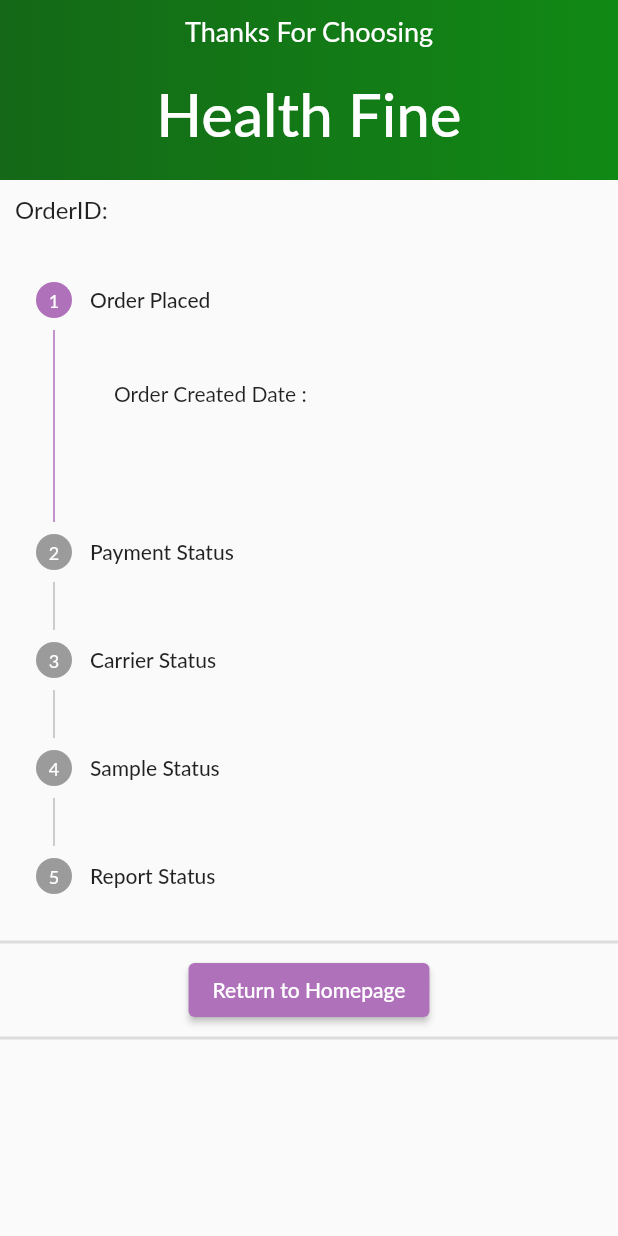
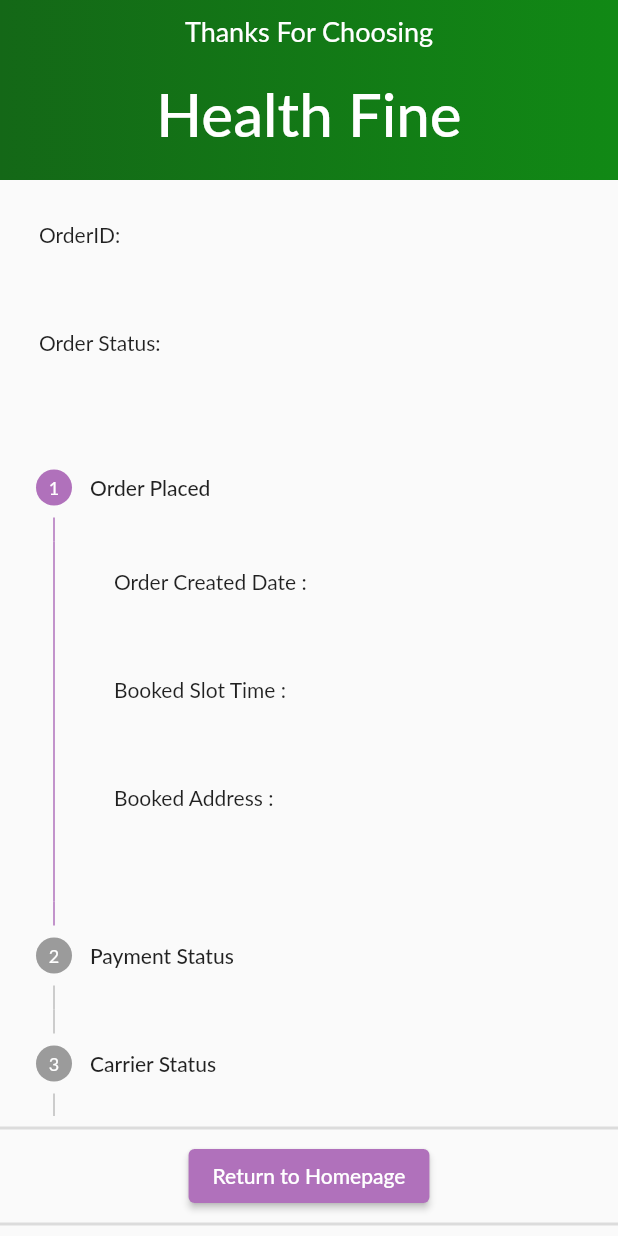
Before and after one commit to vineeth862/SampleApplication, a Flutter app: the OrderTrackingScreen screen opened directly with empty values, on a phone screen of 412 x 824 dp. Run offline on Flutter 3.47's test engine with Material 2 defaults, Android fonts, the phone set to English and light mode, and no system bars; our stand-ins replace carousel_indicator, carousel_slider, cloud_firestore, firebase_auth, firebase_core, flutter_native_splash and 7 more; missing offline and left inert: countries_flag; accounts and stored records are empty; Roboto replaces fonts that are missing (Lato).

Commit message:
work in progress

```diff
--- a/lib/src/screens/Home/models/order/order.dart
+++ b/lib/src/screens/Home/models/order/order.dart
@@ -1,6 +1,7 @@
 // import 'package:sample_application/src/screens/Home/models/order/payment.dart';
 
 import 'package:json_annotation/json_annotation.dart';
+import 'package:sample_application/src/screens/Home/models/order/payment.dart';
 import 'package:sample_application/src/screens/Home/models/user/user.dart';
 
 import 'booked.dart';
@@ -22,7 +23,7 @@ class Order {
   List<Test>? tests;
   Booked? booked;
   String? specificInstruction;
-  // Payment? payment;
+  Payment? payment;
   String? address;
 
   Order({
@@ -33,7 +34,7 @@ class Order {
     this.createdDate,
     this.orderNumber,
     this.patient,
-    // this.payment,
+    this.payment,
     this.self,
     this.specificInstruction,
     this.statusCode,
--- a/lib/src/screens/Home/order_tracker/orderTracker_progress.dart
+++ b/lib/src/screens/Home/order_tracker/orderTracker_progress.dart
@@ -1,5 +1,4 @@
 import "package:flutter/material.dart";
-import 'package:loading_indicator/loading_indicator.dart';
 import 'package:provider/provider.dart';
 import 'package:sample_application/src/global_service/global_service.dart';
 import 'package:sample_application/src/screens/Home/home.dart';
@@ -96,13 +95,22 @@ class _OrderTrackingScreenState extends State<OrderTrackingScreen> {
             ),
             Padding(
               padding: const EdgeInsets.all(10.0),
-              child: Text(
-                "OrderID: " + widget.order!.orderNumber.toString(),
-                style: Theme.of(context).textTheme.titleLarge,
+              child: Column(
+                children: [
+                  ListTile(
+                    title: Text("OrderID: "),
+                    subtitle: Text(order!.orderNumber.toString()),
+                  ),
+                  ListTile(
+                    title: Text("Order Status: "),
+                    subtitle: Text(order!.statusLabel.toString()),
+                  )
+                ],
               ),
             ),
             SizedBox(height: 5),
-            Stepper(
+            Expanded(
+              child: Stepper(
                 controlsBuilder: (context, controller) {
                   return const SizedBox.shrink();
                 },
@@ -126,6 +134,14 @@ class _OrderTrackingScreenState extends State<OrderTrackingScreen> {
                           ListTile(
                             title: Text("Order Created Date :"),
                             subtitle: Text(order!.createdDate.toString()),
+                          ),
+                          ListTile(
+                            title: Text("Booked Slot Time :"),
+                            subtitle: Text(order!.booked!.slot.toString()),
+                          ),
+                          ListTile(
+                            title: Text("Booked Address :"),
+                            subtitle: Text(order!.address.toString()),
                           )
                         ],
                       ),
@@ -138,13 +154,21 @@ class _OrderTrackingScreenState extends State<OrderTrackingScreen> {
                       alignment: Alignment.centerLeft,
                       child: Column(
                         children: [
+                          // ListTile(
+                          //   title: Text("Transaction Status:"),
+                          //   subtitle: Text(order!.statusLabel.toString()),
+                          // ),
                           ListTile(
-                          title: Text("carrier Name:"),
-                          subtitle: Text(order!.createdDate.toString()),
+                            title: Text("Total Amount:"),
+                            subtitle: Text(order!.totalPrice.toString()),
                           ),
                           ListTile(
-                          title: Text("contact Carrier:"),
-                          subtitle: Text(order!.createdDate.toString()),
+                            title: Text("Transaction Time:"),
+                            subtitle: Text("need To update"),
+                          ),
+                          ListTile(
+                            title: Text("Transaction Id:"),
+                            subtitle: Text("need to update"),
                           )
                         ],
                       ),
@@ -157,9 +181,17 @@ class _OrderTrackingScreenState extends State<OrderTrackingScreen> {
                       alignment: Alignment.centerLeft,
                       child: Column(
                         children: [
+                          // ListTile(
+                          //   title: Text("Carrier Status:"),
+                          //   subtitle: Text(order!.statusLabel.toString()),
+                          // ),
                           ListTile(
-                          title: Text("sample name:"),
-                          subtitle: Text(order!.createdDate.toString()),
+                            title: Text("Carrier Name:"),
+                            subtitle: Text(order!.carrierName.toString()),
+                          ),
+                          ListTile(
+                            title: Text("Carrier mob:"),
+                            subtitle: Text(order!.carrierCode.toString()),
                           )
                         ],
                       ),
@@ -172,12 +204,12 @@ class _OrderTrackingScreenState extends State<OrderTrackingScreen> {
                       alignment: Alignment.centerLeft,
                       child: Column(
                         children: [
+                          // ListTile(
+                          //   title: Text("Sample Status:"),
+                          //   subtitle: Text(order!.statusLabel.toString()),
+                          // ),
                           ListTile(
-                          title: Text("lab Name:"),
-                          subtitle: Text(order!.createdDate.toString()),
-                        ),
-                        ListTile(
-                          title: Text("recieved Time:"),
+                            title: Text(" Sample Collected Date:"),
                             subtitle: Text(order!.createdDate.toString()),
                           )
                         ],
@@ -200,6 +232,7 @@ class _OrderTrackingScreenState extends State<OrderTrackingScreen> {
                   ),
                 ],
               ),
+            ),
             //OutlinedButton(onPressed: () {}, child: HomePage())
             Divider(
               thickness: 2,
```
Lines whose indentation alone changed are shown as unchanged.
